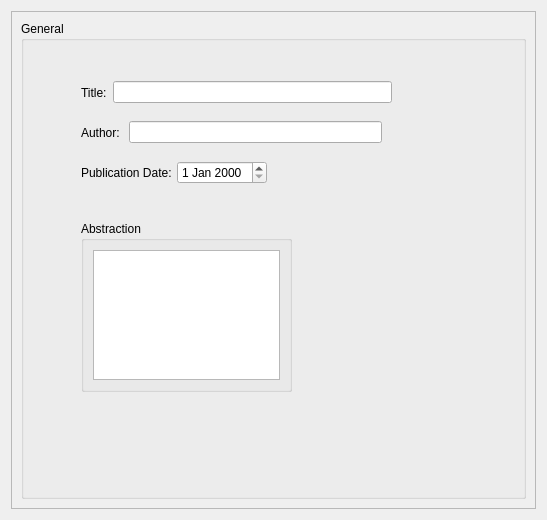
This is forms/InsertResearchSourceForm/GeneralPageForm.ui in cduffy-tri/ResearchDatabase as Qt 5 draws it before an edit. The edited form follows.
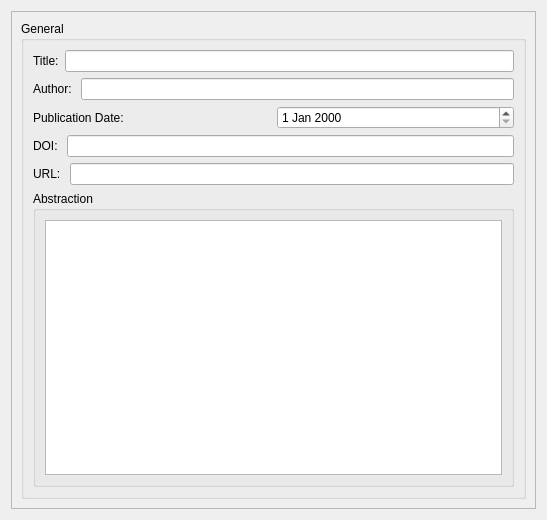
This is the edited form.

Commit message: Add Keywords Page to Insert Source Form

What changed in the file:
```diff
--- a/forms/InsertResearchSourceForm/GeneralPageForm.ui
+++ b/forms/InsertResearchSourceForm/GeneralPageForm.ui
@@ -24,8 +24,8 @@
        <rect>
         <x>0</x>
         <y>0</y>
-        <width>521</width>
-        <height>494</height>
+        <width>527</width>
+        <height>500</height>
        </rect>
       </property>
       <layout class="QHBoxLayout" name="horizontalLayout_2">
@@ -34,15 +34,8 @@
          <property name="title">
           <string>General</string>
          </property>
-         <widget class="QWidget" name="layoutWidget">
-          <property name="geometry">
-           <rect>
-            <x>60</x>
-            <y>60</y>
-            <width>311</width>
-            <height>23</height>
-           </rect>
-          </property>
+         <layout class="QVBoxLayout" name="verticalLayout">
+          <item>
           <layout class="QHBoxLayout" name="titleHorizontalLayout">
            <item>
             <widget class="QLabel" name="titleLabel">
@@ -55,34 +48,8 @@
             <widget class="QLineEdit" name="titleLineEdit"/>
            </item>
           </layout>
-         </widget>
-         <widget class="QGroupBox" name="abstractionGroupBox">
-          <property name="geometry">
-           <rect>
-            <x>60</x>
-            <y>200</y>
-            <width>211</width>
-            <height>171</height>
-           </rect>
-          </property>
-          <property name="title">
-           <string>Abstraction</string>
-          </property>
-          <layout class="QHBoxLayout" name="horizontalLayout_3">
-           <item>
-            <widget class="QTextEdit" name="abstractionTextEdit"/>
-           </item>
-          </layout>
-         </widget>
-         <widget class="QWidget" name="">
-          <property name="geometry">
-           <rect>
-            <x>60</x>
-            <y>100</y>
-            <width>301</width>
-            <height>23</height>
-           </rect>
-          </property>
+          </item>
+          <item>
           <layout class="QHBoxLayout" name="authorHorizontalLayout">
            <item>
             <widget class="QLabel" name="authorLabel">
@@ -95,16 +62,8 @@
             <widget class="QLineEdit" name="authorLineEdit"/>
            </item>
           </layout>
-         </widget>
-         <widget class="QWidget" name="">
-          <property name="geometry">
-           <rect>
-            <x>60</x>
-            <y>140</y>
-            <width>186</width>
-            <height>23</height>
-           </rect>
-          </property>
+          </item>
+          <item>
           <layout class="QHBoxLayout" name="publicationDateHorizontalLayout">
            <item>
             <widget class="QLabel" name="publicationDateLabel">
@@ -117,7 +76,48 @@
             <widget class="QDateEdit" name="publicationDateEdit"/>
            </item>
           </layout>
-         </widget>
+          </item>
+          <item>
+           <layout class="QHBoxLayout" name="doiHorizontalLayout">
+            <item>
+             <widget class="QLabel" name="doiLabel">
+              <property name="text">
+               <string>DOI: </string>
+              </property>
+             </widget>
+            </item>
+            <item>
+             <widget class="QLineEdit" name="doiLineEdit"/>
+            </item>
+           </layout>
+          </item>
+          <item>
+           <layout class="QHBoxLayout" name="urlHorizontalLayout">
+            <item>
+             <widget class="QLabel" name="urlLabel">
+              <property name="text">
+               <string>URL: </string>
+              </property>
+             </widget>
+            </item>
+            <item>
+             <widget class="QLineEdit" name="urlLineEdit"/>
+            </item>
+           </layout>
+          </item>
+          <item>
+           <widget class="QGroupBox" name="abstractionGroupBox">
+            <property name="title">
+             <string>Abstraction</string>
+            </property>
+            <layout class="QHBoxLayout" name="horizontalLayout_3">
+             <item>
+              <widget class="QTextEdit" name="abstractionTextEdit"/>
+             </item>
+            </layout>
+           </widget>
+          </item>
+         </layout>
         </widget>
        </item>
       </layout>
```
Lines whose indentation alone changed are shown as unchanged. The commit also changes 10 other files.
